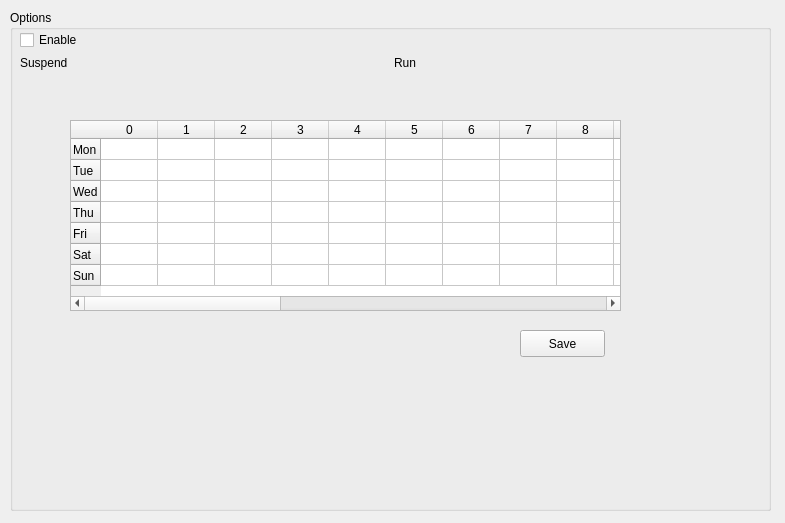
Above: src/gui/schedulesettings.ui from nextcloud/desktop before the change. Below: the same form after it.
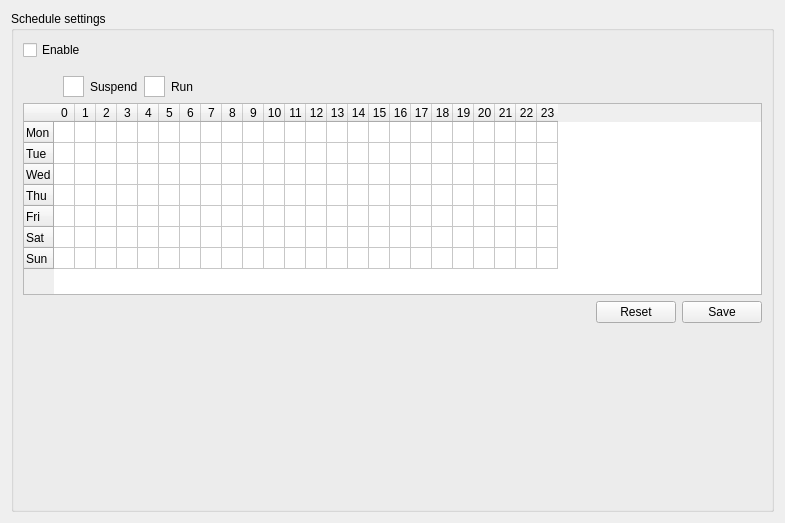
That is the form after the change.

Commit message: Add reset btn and Improve interface

The edit to the form file:
```diff
--- a/src/gui/schedulesettings.ui
+++ b/src/gui/schedulesettings.ui
@@ -13,53 +13,101 @@
   <property name="windowTitle">
    <string notr="true">Form</string>
   </property>
-  <widget class="QWidget" name="verticalLayoutWidget">
-   <property name="geometry">
-    <rect>
-     <x>10</x>
-     <y>10</y>
-     <width>761</width>
-     <height>501</height>
-    </rect>
-   </property>
+  <layout class="QHBoxLayout" name="horizontalLayout_3">
+   <item>
    <layout class="QVBoxLayout" name="mainLayout">
     <item>
      <widget class="QGroupBox" name="optionsGroupBox">
       <property name="title">
-       <string>Options</string>
-      </property>
-      <widget class="QWidget" name="gridLayoutWidget">
-       <property name="geometry">
-        <rect>
-         <x>10</x>
-         <y>20</y>
-         <width>741</width>
-         <height>70</height>
-        </rect>
-       </property>
-       <layout class="QGridLayout" name="optionsGridLayout">
-        <item row="0" column="0">
+        <string>Schedule settings</string>
+       </property>
+       <layout class="QVBoxLayout" name="verticalLayout">
+        <item>
          <widget class="QCheckBox" name="enableScheduleCheckBox">
           <property name="text">
            <string>Enable</string>
           </property>
          </widget>
         </item>
-        <item row="2" column="0">
+        <item>
          <spacer name="verticalSpacer_2">
           <property name="orientation">
            <enum>Qt::Vertical</enum>
           </property>
+          <property name="sizeType">
+           <enum>QSizePolicy::Minimum</enum>
+          </property>
           <property name="sizeHint" stdset="0">
            <size>
-            <width>20</width>
-            <height>40</height>
+            <width>10</width>
+            <height>10</height>
            </size>
           </property>
          </spacer>
         </item>
-        <item row="1" column="0">
+        <item>
          <layout class="QHBoxLayout" name="horizontalLayout">
+          <item>
+           <spacer name="horizontalSpacer_3">
+            <property name="orientation">
+             <enum>Qt::Horizontal</enum>
+            </property>
+            <property name="sizeType">
+             <enum>QSizePolicy::Minimum</enum>
+            </property>
+            <property name="sizeHint" stdset="0">
+             <size>
+              <width>40</width>
+              <height>20</height>
+             </size>
+            </property>
+           </spacer>
+          </item>
+          <item>
+           <widget class="QTableWidget" name="suspendTableWidget">
+            <property name="maximumSize">
+             <size>
+              <width>21</width>
+              <height>21</height>
+             </size>
+            </property>
+            <property name="autoFillBackground">
+             <bool>false</bool>
+            </property>
+            <property name="rowCount">
+             <number>1</number>
+            </property>
+            <property name="columnCount">
+             <number>1</number>
+            </property>
+            <attribute name="horizontalHeaderVisible">
+             <bool>false</bool>
+            </attribute>
+            <attribute name="horizontalHeaderDefaultSectionSize">
+             <number>20</number>
+            </attribute>
+            <attribute name="horizontalHeaderHighlightSections">
+             <bool>false</bool>
+            </attribute>
+            <attribute name="horizontalHeaderMinimumSectionSize">
+             <number>20</number>
+            </attribute>
+            <attribute name="verticalHeaderVisible">
+             <bool>false</bool>
+            </attribute>
+            <attribute name="verticalHeaderDefaultSectionSize">
+             <number>20</number>
+            </attribute>
+            <attribute name="verticalHeaderHighlightSections">
+             <bool>false</bool>
+            </attribute>
+            <attribute name="verticalHeaderMinimumSectionSize">
+             <number>20</number>
+            </attribute>
+            <row/>
+            <column/>
+           </widget>
+          </item>
           <item>
            <widget class="QLabel" name="suspendLabel">
             <property name="text">
@@ -67,6 +115,48 @@
             </property>
            </widget>
           </item>
+          <item>
+           <widget class="QTableWidget" name="runTableWidget">
+            <property name="maximumSize">
+             <size>
+              <width>21</width>
+              <height>21</height>
+             </size>
+            </property>
+            <property name="rowCount">
+             <number>1</number>
+            </property>
+            <property name="columnCount">
+             <number>1</number>
+            </property>
+            <attribute name="horizontalHeaderVisible">
+             <bool>false</bool>
+            </attribute>
+            <attribute name="horizontalHeaderDefaultSectionSize">
+             <number>20</number>
+            </attribute>
+            <attribute name="horizontalHeaderHighlightSections">
+             <bool>false</bool>
+            </attribute>
+            <attribute name="horizontalHeaderMinimumSectionSize">
+             <number>20</number>
+            </attribute>
+            <attribute name="verticalHeaderVisible">
+             <bool>false</bool>
+            </attribute>
+            <attribute name="verticalHeaderDefaultSectionSize">
+             <number>20</number>
+            </attribute>
+            <attribute name="verticalHeaderHighlightSections">
+             <bool>false</bool>
+            </attribute>
+            <attribute name="verticalHeaderMinimumSectionSize">
+             <number>20</number>
+            </attribute>
+            <row/>
+            <column/>
+           </widget>
+          </item>
           <item>
            <widget class="QLabel" name="runLabel">
             <property name="text">
@@ -74,19 +164,23 @@
             </property>
            </widget>
           </item>
-         </layout>
-        </item>
-       </layout>
-      </widget>
+          <item>
+           <spacer name="horizontalSpacer_2">
+            <property name="orientation">
+             <enum>Qt::Horizontal</enum>
+            </property>
+            <property name="sizeHint" stdset="0">
+             <size>
+              <width>40</width>
+              <height>20</height>
+             </size>
+            </property>
+           </spacer>
+          </item>
+         </layout>
+        </item>
+        <item>
       <widget class="QTableWidget" name="scheduleTableWidget">
-       <property name="geometry">
-        <rect>
-         <x>60</x>
-         <y>110</y>
-         <width>551</width>
-         <height>191</height>
-        </rect>
-       </property>
        <property name="cornerButtonEnabled">
         <bool>false</bool>
        </property>
@@ -103,10 +197,10 @@
         <bool>true</bool>
        </attribute>
        <attribute name="horizontalHeaderDefaultSectionSize">
-        <number>57</number>
+           <number>21</number>
        </attribute>
        <attribute name="horizontalHeaderMinimumSectionSize">
-        <number>20</number>
+           <number>21</number>
        </attribute>
        <attribute name="verticalHeaderVisible">
         <bool>true</bool>
@@ -118,7 +212,7 @@
         <number>21</number>
        </attribute>
        <attribute name="verticalHeaderMinimumSectionSize">
-        <number>20</number>
+           <number>21</number>
        </attribute>
        <row>
         <property name="text">
@@ -276,23 +370,57 @@
         </property>
        </column>
       </widget>
+        </item>
+        <item>
+         <layout class="QHBoxLayout" name="horizontalLayout_2">
+          <item>
+           <spacer name="horizontalSpacer">
+            <property name="orientation">
+             <enum>Qt::Horizontal</enum>
+            </property>
+            <property name="sizeHint" stdset="0">
+             <size>
+              <width>40</width>
+              <height>20</height>
+             </size>
+            </property>
+           </spacer>
+          </item>
+          <item>
+           <widget class="QPushButton" name="resetButton">
+            <property name="text">
+             <string>Reset</string>
+            </property>
+           </widget>
+          </item>
+          <item>
       <widget class="QPushButton" name="saveButton">
-       <property name="geometry">
-        <rect>
-         <x>510</x>
-         <y>320</y>
-         <width>85</width>
-         <height>27</height>
-        </rect>
-       </property>
        <property name="text">
         <string>Save</string>
        </property>
       </widget>
-     </widget>
-    </item>
-   </layout>
-  </widget>
+          </item>
+         </layout>
+        </item>
+        <item>
+         <spacer name="verticalSpacer">
+          <property name="orientation">
+           <enum>Qt::Vertical</enum>
+          </property>
+          <property name="sizeHint" stdset="0">
+           <size>
+            <width>20</width>
+            <height>40</height>
+           </size>
+          </property>
+         </spacer>
+        </item>
+       </layout>
+      </widget>
+     </item>
+    </layout>
+   </item>
+  </layout>
  </widget>
  <resources>
   <include location="../../client.qrc"/>
```
Lines whose indentation alone changed are shown as unchanged. The commit also changes 2 other files.
